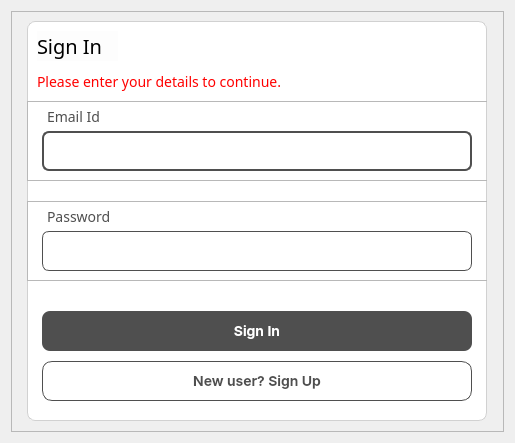
The window that signin.ui (tejashwinn/22-01-2022) describes before a commit, drawn with Qt 5.
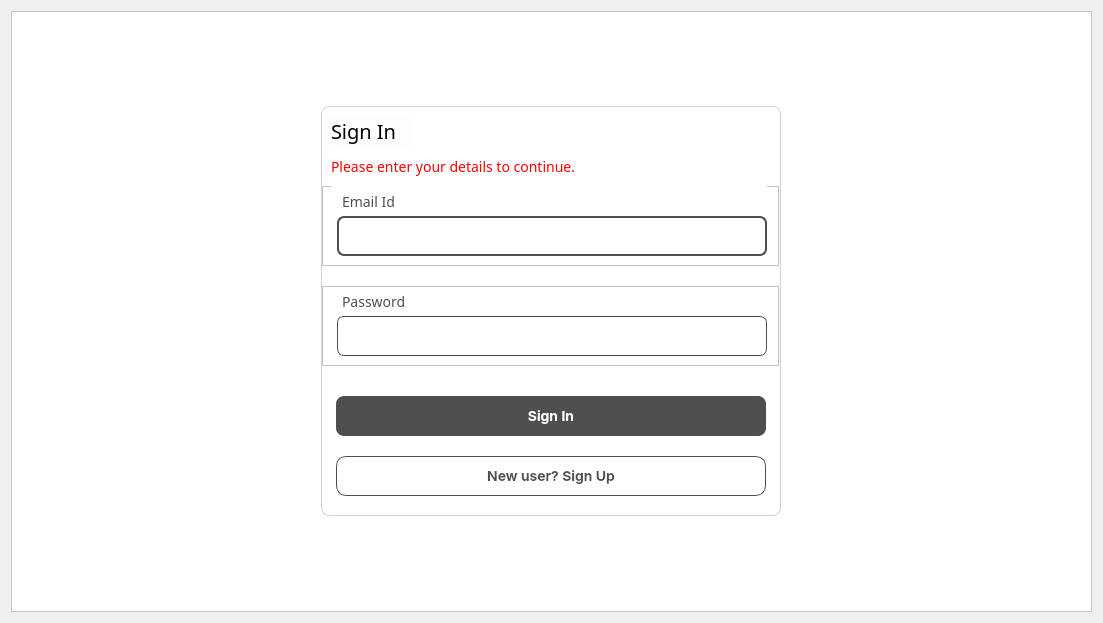
The same window after the commit.

Diff of the .ui file:
```diff
--- a/signin.ui
+++ b/signin.ui
@@ -6,8 +6,8 @@
    <rect>
     <x>0</x>
     <y>0</y>
-    <width>515</width>
-    <height>443</height>
+    <width>1103</width>
+    <height>623</height>
    </rect>
   </property>
   <property name="windowTitle">
@@ -19,6 +19,21 @@
   <layout class="QGridLayout" name="gridLayout">
    <item row="0" column="0">
     <widget class="QFrame" name="outer">
+     <property name="minimumSize">
+      <size>
+       <width>1081</width>
+       <height>601</height>
+      </size>
+     </property>
+     <property name="maximumSize">
+      <size>
+       <width>1081</width>
+       <height>601</height>
+      </size>
+     </property>
+     <property name="styleSheet">
+      <string notr="true">background:white;</string>
+     </property>
      <property name="frameShape">
       <enum>QFrame::StyledPanel</enum>
      </property>
@@ -28,10 +43,16 @@
      <layout class="QGridLayout" name="gridLayout_2">
       <item row="0" column="0">
        <widget class="QFrame" name="frame">
+        <property name="minimumSize">
+         <size>
+          <width>460</width>
+          <height>410</height>
+         </size>
+        </property>
         <property name="maximumSize">
          <size>
           <width>460</width>
-          <height>400</height>
+          <height>410</height>
          </size>
         </property>
         <property name="styleSheet">
@@ -95,9 +116,9 @@
         <widget class="QFrame" name="frame_4">
          <property name="geometry">
           <rect>
-           <x>0</x>
+           <x>1</x>
            <y>80</y>
-           <width>461</width>
+           <width>457</width>
            <height>80</height>
           </rect>
          </property>
@@ -169,9 +190,9 @@
         <widget class="QFrame" name="frame_5">
          <property name="geometry">
           <rect>
-           <x>0</x>
+           <x>1</x>
            <y>180</y>
-           <width>461</width>
+           <width>457</width>
            <height>80</height>
           </rect>
          </property>
@@ -286,7 +307,7 @@
          <property name="geometry">
           <rect>
            <x>15</x>
-           <y>340</y>
+           <y>350</y>
            <width>430</width>
            <height>40</height>
           </rect>
```
